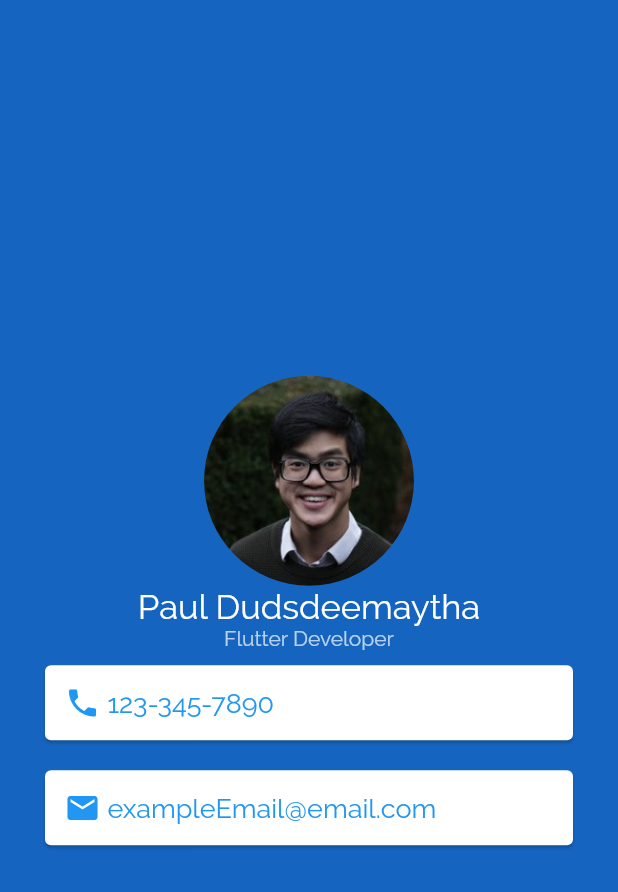
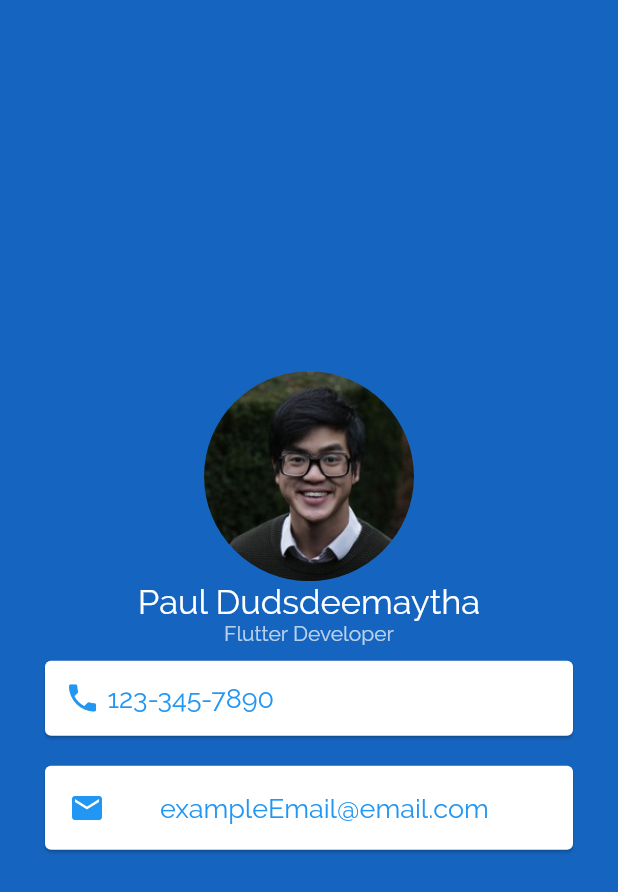
Before and after one commit to PaulDudsdeemaytha/mi_card, a Flutter app: the screen it shows after launch, on a phone screen of 412 x 824 dp. Shown: the top 892 px of the screen. Run offline on Flutter 3.47's test engine with Material 2 defaults, Android fonts, the phone set to English and light mode, and no system bars.

Commit message:
changed row into ListTile

```diff
--- a/lib/main.dart
+++ b/lib/main.dart
@@ -58,22 +58,15 @@ class MyApp extends StatelessWidget {
             Card(
               margin: EdgeInsets.symmetric(vertical: 10, horizontal: 30),
               color: Colors.white,
-              child: Padding(
-                padding: const EdgeInsets.all(13.0),
-                child: Row(
-                  children: <Widget>[
-                    Icon(
-                      Icons.email,
-                      color: Colors.blue,
-                    ),
-                    Text(
-                      ' exampleEmail@email.com',
-                      style: TextStyle(
-                          color: Colors.blue,
-                          fontFamily: 'Raleway',
-                          fontSize: 18),
-                    )
-                  ],
+              child: ListTile(
+                leading: Icon(
+                  Icons.email,
+                  color: Colors.blue,
+                ),
+                title: Text(
+                  ' exampleEmail@email.com',
+                  style: TextStyle(
+                      color: Colors.blue, fontFamily: 'Raleway', fontSize: 18),
                 ),
               ),
             )
@@ -83,3 +76,12 @@ class MyApp extends StatelessWidget {
     );
   }
 }
+//Row(
+//children: <Widget>[
+//Icon(
+//Icons.email,
+//color: Colors.blue,
+//),
+
+//],
+//),
```
